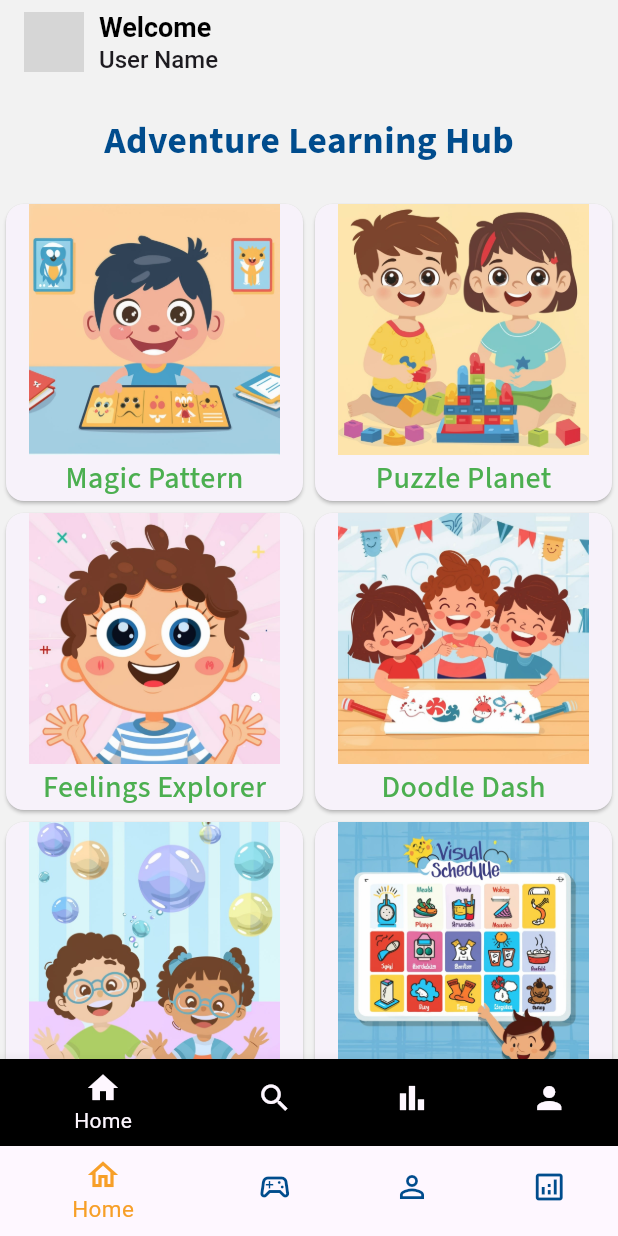
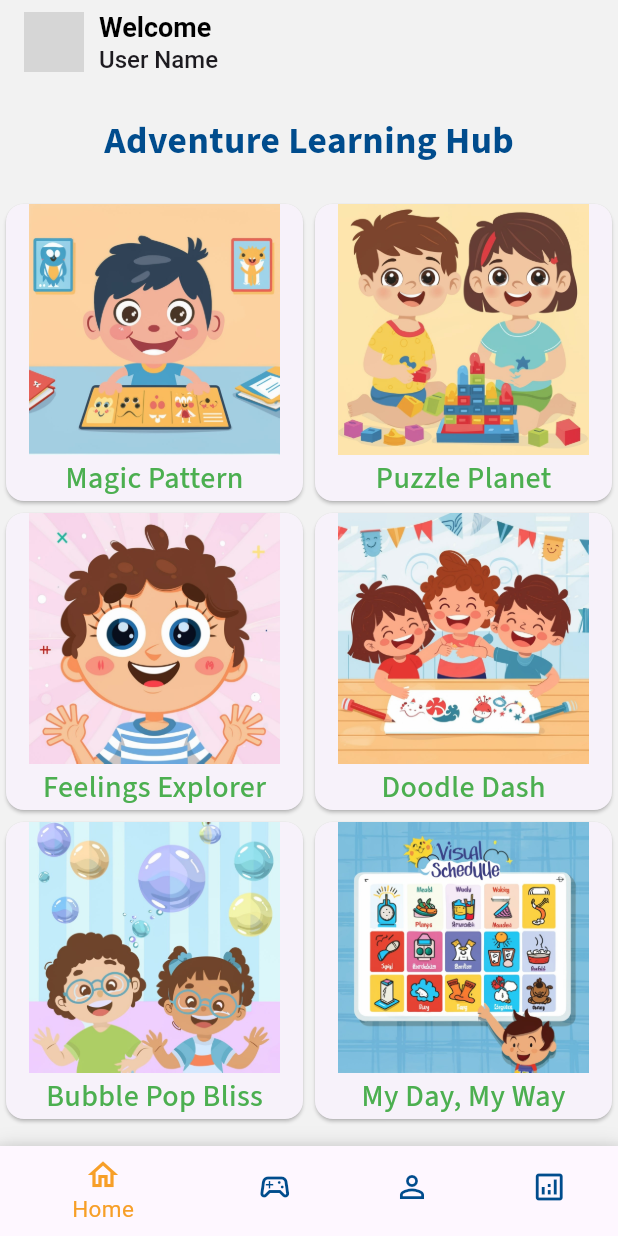
Before and after one commit to TiranChanuka/NVLD_kids_App, a Flutter app: the screen it shows after launch, on a phone screen of 412 x 824 dp. Run offline on Flutter 3.47's test engine with Material 3 defaults, Android fonts, the phone set to English and light mode, and no system bars; our stand-ins replace device_preview, google_fonts; grey boxes are pictures that could not be loaded.

Commit message:
Update Homepage.dart

```diff
--- a/lib/Screens/Homepage.dart
+++ b/lib/Screens/Homepage.dart
@@ -108,31 +108,31 @@ class _HomeScreenState extends State<HomeScreen> {
           ),
         ],
       ),
-      bottomNavigationBar: BottomNavigationBar(
-        backgroundColor: whitecolor,
-        items: [
-          BottomNavigationBarItem(
-            icon: Icon(Icons.home),
-            label: 'Home',
-            backgroundColor: Colors.black,
-          ),
-          BottomNavigationBarItem(
-            icon: Icon(Icons.search),
-            label: 'Search',
-            backgroundColor: Colors.black,
-          ),
-          BottomNavigationBarItem(
-            icon: Icon(Icons.bar_chart),
-            label: 'stat',
-            backgroundColor: Colors.black,
-          ),
-          BottomNavigationBarItem(
-            icon: Icon(Icons.person),
-            label: 'Profile',
-            backgroundColor: Colors.black,
-          ),
-        ],
-      ),
+      // bottomNavigationBar: BottomNavigationBar(
+      //   backgroundColor: whitecolor,
+      //   items: [
+      //     BottomNavigationBarItem(
+      //       icon: Icon(Icons.home),
+      //       label: 'Home',
+      //       backgroundColor: Colors.black,
+      //     ),
+      //     BottomNavigationBarItem(
+      //       icon: Icon(Icons.gamepad),
+      //       label: 'Games',
+      //       backgroundColor: Colors.black,
+      //     ),
+      //     BottomNavigationBarItem(
+      //       icon: Icon(Icons.bar_chart),
+      //       label: 'stat',
+      //       backgroundColor: Colors.black,
+      //     ),
+      //     BottomNavigationBarItem(
+      //       icon: Icon(Icons.person),
+      //       label: 'Profile',
+      //       backgroundColor: Colors.black,
+      //     ),
+      //   ],
+      // ),
     );
   }
 }
```
